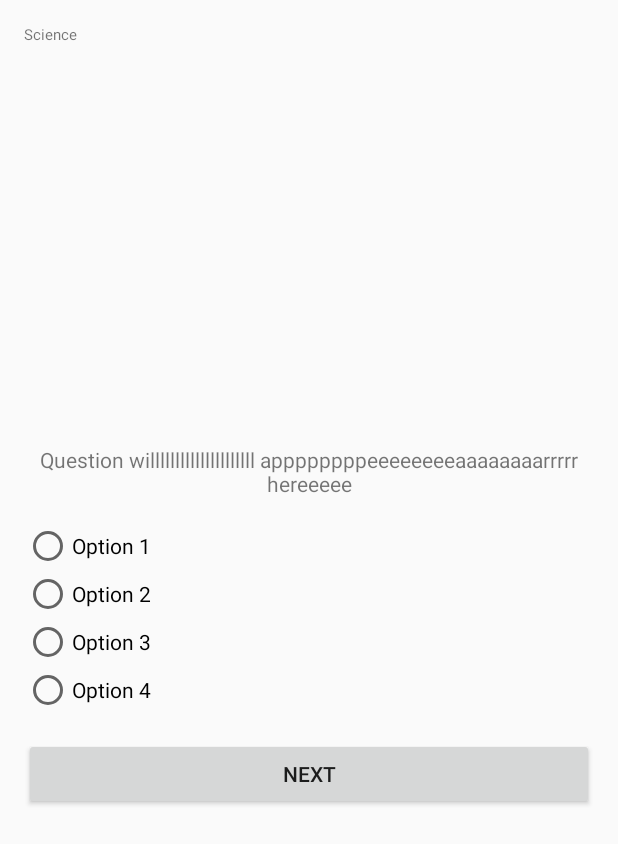
After one commit to viveks77/PocketTest-Client, an Android app: the TestActivity screen opened directly, with no data from a screen before it, on a phone screen of 412 x 824 dp. The commit adds this screen. Shown: the top 844 px of the screen. Run offline under Robolectric (Android 15) with nearby library versions, the phone set to English and light mode, and no system bars; network calls fail; Roboto replaces fonts that are not available here; 3 statements that could not run were skipped.

Commit message:
question and options

```diff
--- /dev/null
+++ b/app/src/main/java/com/example/pockettest/Activites/TestActivity.java
@@ -0,0 +1,40 @@
+package com.example.pockettest.Activites;
+
+import androidx.appcompat.app.AppCompatActivity;
+import androidx.recyclerview.widget.DefaultItemAnimator;
+import androidx.recyclerview.widget.LinearLayoutManager;
+import androidx.recyclerview.widget.RecyclerView;
+
+import android.os.Bundle;
+
+import com.example.pockettest.Adapters.TestAdapter;
+import com.example.pockettest.Model.QuestionAns;
+import com.example.pockettest.R;
+
+import java.util.ArrayList;
+
+public class TestActivity extends AppCompatActivity {
+    private ArrayList<QuestionAns> queans_list;
+    private RecyclerView testrv;
+    @Override
+    protected void onCreate(Bundle savedInstanceState) {
+        super.onCreate(savedInstanceState);
+        setContentView(R.layout.activity_test);
+        testrv=findViewById(R.id.test_rv);
+        queans_list=new ArrayList<>();
+        setinfo();
+        setAdapter();
+    }
+
+    private void setAdapter() {
+        TestAdapter testAdapter=new TestAdapter(queans_list);
+        RecyclerView.LayoutManager layoutManager=new LinearLayoutManager(getApplicationContext());
+        testrv.setLayoutManager(layoutManager);
+        testrv.setItemAnimator(new DefaultItemAnimator());
+        testrv.setAdapter(testAdapter);
+    }
+
+    private void setinfo() {
+        queans_list.add(new QuestionAns("Questioooooonnnn","a","b","c","d",2));
+    }
+}
--- a/app/src/main/java/com/example/pockettest/Adapters/OnListAdapter.java
+++ b/app/src/main/java/com/example/pockettest/Adapters/OnListAdapter.java
@@ -60,5 +60,4 @@ public class OnListAdapter extends RecyclerView.Adapter<OnListAdapter.OnViewHold
         }
     }
 
-
 }
--- a/app/src/main/java/com/example/pockettest/Fragments/HomeFragment.java
+++ b/app/src/main/java/com/example/pockettest/Fragments/HomeFragment.java
@@ -134,7 +134,7 @@ public class HomeFragment extends Fragment {
         }, new Response.ErrorListener() {
             @Override
             public void onErrorResponse(VolleyError error) {
-                Log.d("error response", error.getMessage());
+               // Log.d("error response", error.getMessage());
             }
         }) {
             @Override
--- /dev/null
+++ b/app/src/main/java/com/example/pockettest/Model/QuestionAns.java
@@ -0,0 +1,68 @@
+package com.example.pockettest.Model;
+
+public class QuestionAns {
+
+    private String question;
+    private String option1;
+    private String option2;
+    private String option3;
+    private String option4;
+    private int answerno;
+
+    public QuestionAns(String question, String option1, String option2, String option3, String option4, int answerno) {
+        this.question = question;
+        this.option1 = option1;
+        this.option2 = option2;
+        this.option3 = option3;
+        this.option4 = option4;
+        this.answerno = answerno;
+    }
+
+    public String getQuestion() {
+        return question;
+    }
+
+    public void setQuestion(String question) {
+        this.question = question;
+    }
+
+    public String getOption1() {
+        return option1;
+    }
+
+    public void setOption1(String option1) {
+        this.option1 = option1;
+    }
+
+    public String getOption2() {
+        return option2;
+    }
+
+    public void setOption2(String option2) {
+        this.option2 = option2;
+    }
+
+    public String getOption3() {
+        return option3;
+    }
+
+    public void setOption3(String option3) {
+        this.option3 = option3;
+    }
+
+    public String getOption4() {
+        return option4;
+    }
+
+    public void setOption4(String option4) {
+        this.option4 = option4;
+    }
+
+    public int getAnswerno() {
+        return answerno;
+    }
+
+    public void setAnswerno(int answerno) {
+        this.answerno = answerno;
+    }
+}
--- /dev/null
+++ b/app/src/main/res/layout/activity_test.xml
@@ -0,0 +1,74 @@
+<?xml version="1.0" encoding="utf-8"?>
+<RelativeLayout xmlns:android="http://schemas.android.com/apk/res/android"
+    xmlns:app="http://schemas.android.com/apk/res-auto"
+    xmlns:tools="http://schemas.android.com/tools"
+    android:layout_width="match_parent"
+    android:layout_height="match_parent"
+    android:padding="16dp"
+    tools:context=".Activites.TestActivity">
+
+    <TextView
+        android:id="@+id/test_name"
+        android:layout_width="wrap_content"
+        android:layout_height="wrap_content"
+        android:text="Science"
+        android:textSize="10dp" />
+
+    <TextView
+         android:id="@+id/test_description"
+         android:layout_width="match_parent"
+         android:layout_height="wrap_content"
+         android:layout_marginTop="40dp"
+         android:layout_alignParentTop="true"
+         />
+     <TextView
+         android:id="@+id/Question"
+         android:layout_width="match_parent"
+         android:layout_height="wrap_content"
+         android:text="Question willlllllllllllllllllll appppppppeeeeeeeeaaaaaaaarrrrr hereeeee"
+         android:layout_above="@id/radio_group"
+         android:textAlignment="center"
+         android:layout_marginBottom="16dp"
+         />
+
+    <RadioGroup
+        android:id="@+id/radio_group"
+        android:layout_width="wrap_content"
+        android:layout_height="wrap_content"
+        android:layout_centerVertical="true">
+
+        <RadioButton
+            android:id="@+id/radio_button1"
+            android:layout_width="wrap_content"
+            android:layout_height="wrap_content"
+            android:text="Option 1" />
+
+        <RadioButton
+            android:id="@+id/radio_button2"
+            android:layout_width="wrap_content"
+            android:layout_height="wrap_content"
+            android:text="Option 2" />
+
+        <RadioButton
+            android:id="@+id/radio_button3"
+            android:layout_width="wrap_content"
+            android:layout_height="wrap_content"
+            android:text="Option 3" />
+
+        <RadioButton
+            android:id="@+id/radio_button4"
+            android:layout_width="wrap_content"
+            android:layout_height="wrap_content"
+            android:text="Option 4" />
+
+
+    </RadioGroup>
+    <Button
+        android:id="@+id/confirm_answer"
+        android:layout_width="match_parent"
+        android:layout_height="wrap_content"
+        android:text="NEXT"
+        android:layout_below="@id/radio_group"
+        android:layout_marginTop="16dp"/>
+
+</RelativeLayout>
--- /dev/null
+++ b/app/src/main/res/values-round/strings.xml
@@ -0,0 +1,3 @@
+<resources>
+    <string name="hello_world">Hello Round World!</string>
+</resources>
```
Also changed, not shown: app/src/main/AndroidManifest.xml (+6 -3 lines), app/src/main/java/com/example/pockettest/Activites/StartTest.java (added, +31 -0 lines), app/src/main/java/com/example/pockettest/Adapters/TestAdapter.java (added, +69 -0 lines), app/src/main/res/layout/activity_start_test.xml (added, +26 -0 lines), app/src/main/res/layout/test_recycler.xml (added, +18 -0 lines), app/src/main/res/values/dimens.xml (added, +15 -0 lines).
